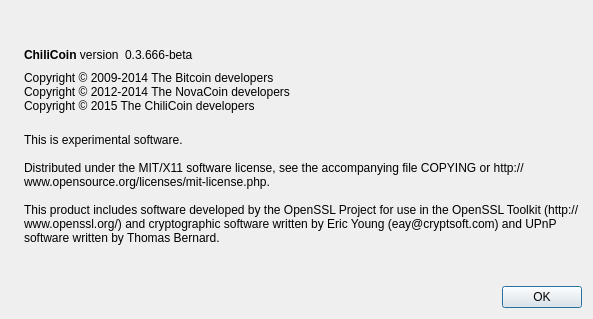
First picture: the form in src/qt/forms/aboutdialog.ui, repository ChiliCoin/ChiliCoin, before the edit.
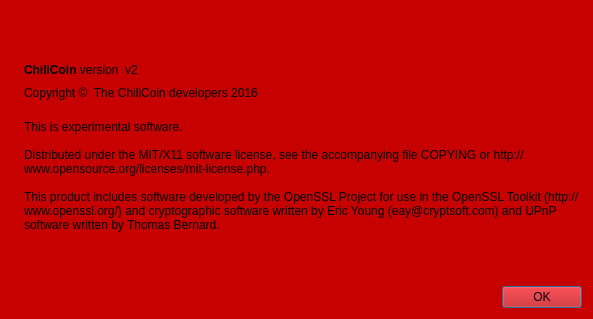
Second picture: the form after the edit. Icons and pictures are not drawn.

What changed in the file:
```diff
--- a/src/qt/forms/aboutdialog.ui
+++ b/src/qt/forms/aboutdialog.ui
@@ -10,6 +10,421 @@
     <height>319</height>
    </rect>
   </property>
+  <property name="palette">
+   <palette>
+    <active>
+     <colorrole role="WindowText">
+      <brush brushstyle="SolidPattern">
+       <color alpha="255">
+        <red>0</red>
+        <green>0</green>
+        <blue>0</blue>
+       </color>
+      </brush>
+     </colorrole>
+     <colorrole role="Button">
+      <brush brushstyle="SolidPattern">
+       <color alpha="255">
+        <red>199</red>
+        <green>0</green>
+        <blue>0</blue>
+       </color>
+      </brush>
+     </colorrole>
+     <colorrole role="Light">
+      <brush brushstyle="SolidPattern">
+       <color alpha="255">
+        <red>255</red>
+        <green>43</green>
+        <blue>43</blue>
+       </color>
+      </brush>
+     </colorrole>
+     <colorrole role="Midlight">
+      <brush brushstyle="SolidPattern">
+       <color alpha="255">
+        <red>227</red>
+        <green>21</green>
+        <blue>21</blue>
+       </color>
+      </brush>
+     </colorrole>
+     <colorrole role="Dark">
+      <brush brushstyle="SolidPattern">
+       <color alpha="255">
+        <red>99</red>
+        <green>0</green>
+        <blue>0</blue>
+       </color>
+      </brush>
+     </colorrole>
+     <colorrole role="Mid">
+      <brush brushstyle="SolidPattern">
+       <color alpha="255">
+        <red>133</red>
+        <green>0</green>
+        <blue>0</blue>
+       </color>
+      </brush>
+     </colorrole>
+     <colorrole role="Text">
+      <brush brushstyle="SolidPattern">
+       <color alpha="255">
+        <red>0</red>
+        <green>0</green>
+        <blue>0</blue>
+       </color>
+      </brush>
+     </colorrole>
+     <colorrole role="BrightText">
+      <brush brushstyle="SolidPattern">
+       <color alpha="255">
+        <red>255</red>
+        <green>255</green>
+        <blue>255</blue>
+       </color>
+      </brush>
+     </colorrole>
+     <colorrole role="ButtonText">
+      <brush brushstyle="SolidPattern">
+       <color alpha="255">
+        <red>0</red>
+        <green>0</green>
+        <blue>0</blue>
+       </color>
+      </brush>
+     </colorrole>
+     <colorrole role="Base">
+      <brush brushstyle="SolidPattern">
+       <color alpha="255">
+        <red>255</red>
+        <green>255</green>
+        <blue>255</blue>
+       </color>
+      </brush>
+     </colorrole>
+     <colorrole role="Window">
+      <brush brushstyle="SolidPattern">
+       <color alpha="255">
+        <red>199</red>
+        <green>0</green>
+        <blue>0</blue>
+       </color>
+      </brush>
+     </colorrole>
+     <colorrole role="Shadow">
+      <brush brushstyle="SolidPattern">
+       <color alpha="255">
+        <red>0</red>
+        <green>0</green>
+        <blue>0</blue>
+       </color>
+      </brush>
+     </colorrole>
+     <colorrole role="AlternateBase">
+      <brush brushstyle="SolidPattern">
+       <color alpha="255">
+        <red>227</red>
+        <green>127</green>
+        <blue>127</blue>
+       </color>
+      </brush>
+     </colorrole>
+     <colorrole role="ToolTipBase">
+      <brush brushstyle="SolidPattern">
+       <color alpha="255">
+        <red>255</red>
+        <green>255</green>
+        <blue>220</blue>
+       </color>
+      </brush>
+     </colorrole>
+     <colorrole role="ToolTipText">
+      <brush brushstyle="SolidPattern">
+       <color alpha="255">
+        <red>0</red>
+        <green>0</green>
+        <blue>0</blue>
+       </color>
+      </brush>
+     </colorrole>
+    </active>
+    <inactive>
+     <colorrole role="WindowText">
+      <brush brushstyle="SolidPattern">
+       <color alpha="255">
+        <red>0</red>
+        <green>0</green>
+        <blue>0</blue>
+       </color>
+      </brush>
+     </colorrole>
+     <colorrole role="Button">
+      <brush brushstyle="SolidPattern">
+       <color alpha="255">
+        <red>199</red>
+        <green>0</green>
+        <blue>0</blue>
+       </color>
+      </brush>
+     </colorrole>
+     <colorrole role="Light">
+      <brush brushstyle="SolidPattern">
+       <color alpha="255">
+        <red>255</red>
+        <green>43</green>
+        <blue>43</blue>
+       </color>
+      </brush>
+     </colorrole>
+     <colorrole role="Midlight">
+      <brush brushstyle="SolidPattern">
+       <color alpha="255">
+        <red>227</red>
+        <green>21</green>
+        <blue>21</blue>
+       </color>
+      </brush>
+     </colorrole>
+     <colorrole role="Dark">
+      <brush brushstyle="SolidPattern">
+       <color alpha="255">
+        <red>99</red>
+        <green>0</green>
+        <blue>0</blue>
+       </color>
+      </brush>
+     </colorrole>
+     <colorrole role="Mid">
+      <brush brushstyle="SolidPattern">
+       <color alpha="255">
+        <red>133</red>
+        <green>0</green>
+        <blue>0</blue>
+       </color>
+      </brush>
+     </colorrole>
+     <colorrole role="Text">
+      <brush brushstyle="SolidPattern">
+       <color alpha="255">
+        <red>0</red>
+        <green>0</green>
+        <blue>0</blue>
+       </color>
+      </brush>
+     </colorrole>
+     <colorrole role="BrightText">
+      <brush brushstyle="SolidPattern">
+       <color alpha="255">
+        <red>255</red>
+        <green>255</green>
+        <blue>255</blue>
+       </color>
+      </brush>
+     </colorrole>
+     <colorrole role="ButtonText">
+      <brush brushstyle="SolidPattern">
+       <color alpha="255">
+        <red>0</red>
+        <green>0</green>
+        <blue>0</blue>
+       </color>
+      </brush>
+     </colorrole>
+     <colorrole role="Base">
+      <brush brushstyle="SolidPattern">
+       <color alpha="255">
+        <red>255</red>
+        <green>255</green>
+        <blue>255</blue>
+       </color>
+      </brush>
+     </colorrole>
+     <colorrole role="Window">
+      <brush brushstyle="SolidPattern">
+       <color alpha="255">
+        <red>199</red>
+        <green>0</green>
+        <blue>0</blue>
+       </color>
+      </brush>
+     </colorrole>
+     <colorrole role="Shadow">
+      <brush brushstyle="SolidPattern">
+       <color alpha="255">
+        <red>0</red>
+        <green>0</green>
+        <blue>0</blue>
+       </color>
+      </brush>
+     </colorrole>
+     <colorrole role="AlternateBase">
+      <brush brushstyle="SolidPattern">
+       <color alpha="255">
+        <red>227</red>
+        <green>127</green>
+        <blue>127</blue>
+       </color>
+      </brush>
+     </colorrole>
+     <colorrole role="ToolTipBase">
+      <brush brushstyle="SolidPattern">
+       <color alpha="255">
+        <red>255</red>
+        <green>255</green>
+        <blue>220</blue>
+       </color>
+      </brush>
+     </colorrole>
+     <colorrole role="ToolTipText">
+      <brush brushstyle="SolidPattern">
+       <color alpha="255">
+        <red>0</red>
+        <green>0</green>
+        <blue>0</blue>
+       </color>
+      </brush>
+     </colorrole>
+    </inactive>
+    <disabled>
+     <colorrole role="WindowText">
+      <brush brushstyle="SolidPattern">
+       <color alpha="255">
+        <red>99</red>
+        <green>0</green>
+        <blue>0</blue>
+       </color>
+      </brush>
+     </colorrole>
+     <colorrole role="Button">
+      <brush brushstyle="SolidPattern">
+       <color alpha="255">
+        <red>199</red>
+        <green>0</green>
+        <blue>0</blue>
+       </color>
+      </brush>
+     </colorrole>
+     <colorrole role="Light">
+      <brush brushstyle="SolidPattern">
+       <color alpha="255">
+        <red>255</red>
+        <green>43</green>
+        <blue>43</blue>
+       </color>
+      </brush>
+     </colorrole>
+     <colorrole role="Midlight">
+      <brush brushstyle="SolidPattern">
+       <color alpha="255">
+        <red>227</red>
+        <green>21</green>
+        <blue>21</blue>
+       </color>
+      </brush>
+     </colorrole>
+     <colorrole role="Dark">
+      <brush brushstyle="SolidPattern">
+       <color alpha="255">
+        <red>99</red>
+        <green>0</green>
+        <blue>0</blue>
+       </color>
+      </brush>
+     </colorrole>
+     <colorrole role="Mid">
+      <brush brushstyle="SolidPattern">
+       <color alpha="255">
+        <red>133</red>
+        <green>0</green>
+        <blue>0</blue>
+       </color>
+      </brush>
+     </colorrole>
+     <colorrole role="Text">
+      <brush brushstyle="SolidPattern">
+       <color alpha="255">
+        <red>99</red>
+        <green>0</green>
+        <blue>0</blue>
+       </color>
+      </brush>
+     </colorrole>
+     <colorrole role="BrightText">
+      <brush brushstyle="SolidPattern">
+       <color alpha="255">
+        <red>255</red>
+        <green>255</green>
+        <blue>255</blue>
+       </color>
+      </brush>
+     </colorrole>
+     <colorrole role="ButtonText">
+      <brush brushstyle="SolidPattern">
+       <color alpha="255">
+        <red>99</red>
+        <green>0</green>
+        <blue>0</blue>
+       </color>
+      </brush>
+     </colorrole>
+     <colorrole role="Base">
+      <brush brushstyle="SolidPattern">
+       <color alpha="255">
+        <red>199</red>
+        <green>0</green>
+        <blue>0</blue>
+       </color>
+      </brush>
+     </colorrole>
+     <colorrole role="Window">
+      <brush brushstyle="SolidPattern">
+       <color alpha="255">
+        <red>199</red>
+        <green>0</green>
+        <blue>0</blue>
+       </color>
+      </brush>
+     </colorrole>
+     <colorrole role="Shadow">
+      <brush brushstyle="SolidPattern">
+       <color alpha="255">
+        <red>0</red>
+        <green>0</green>
+        <blue>0</blue>
+       </color>
+      </brush>
+     </colorrole>
+     <colorrole role="AlternateBase">
+      <brush brushstyle="SolidPattern">
+       <color alpha="255">
+        <red>199</red>
+        <green>0</green>
+        <blue>0</blue>
+       </color>
+      </brush>
+     </colorrole>
+     <colorrole role="ToolTipBase">
+      <brush brushstyle="SolidPattern">
+       <color alpha="255">
+        <red>255</red>
+        <green>255</green>
+        <blue>220</blue>
+       </color>
+      </brush>
+     </colorrole>
+     <colorrole role="ToolTipText">
+      <brush brushstyle="SolidPattern">
+       <color alpha="255">
+        <red>0</red>
+        <green>0</green>
+        <blue>0</blue>
+       </color>
+      </brush>
+     </colorrole>
+    </disabled>
+   </palette>
+  </property>
   <property name="windowTitle">
    <string>About ChiliCoin</string>
   </property>
@@ -63,7 +478,7 @@
           <cursorShape>IBeamCursor</cursorShape>
          </property>
          <property name="text">
-          <string notr="true">0.3.666-beta</string>
+          <string notr="true">v2</string>
          </property>
          <property name="textInteractionFlags">
           <set>Qt::LinksAccessibleByMouse|Qt::TextSelectableByKeyboard|Qt::TextSelectableByMouse</set>
@@ -91,9 +506,7 @@
         <cursorShape>IBeamCursor</cursorShape>
        </property>
        <property name="text">
-        <string>Copyright © 2009-2014 The Bitcoin developers
-Copyright © 2012-2014 The NovaCoin developers
-Copyright © 2015 The ChiliCoin developers</string>
+        <string>Copyright ©  The ChiliCoin developers 2016</string>
        </property>
        <property name="textInteractionFlags">
         <set>Qt::LinksAccessibleByMouse|Qt::TextSelectableByKeyboard|Qt::TextSelectableByMouse</set>
```
